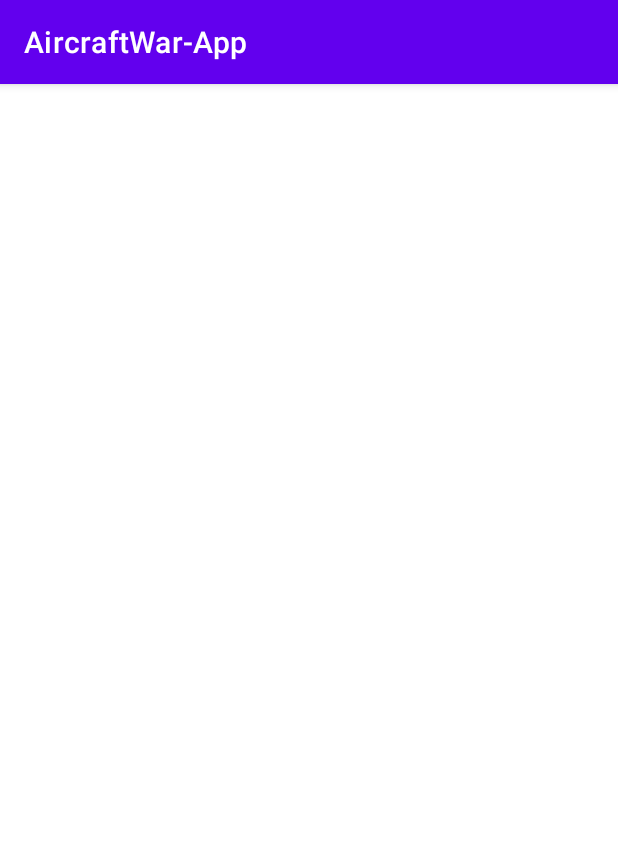
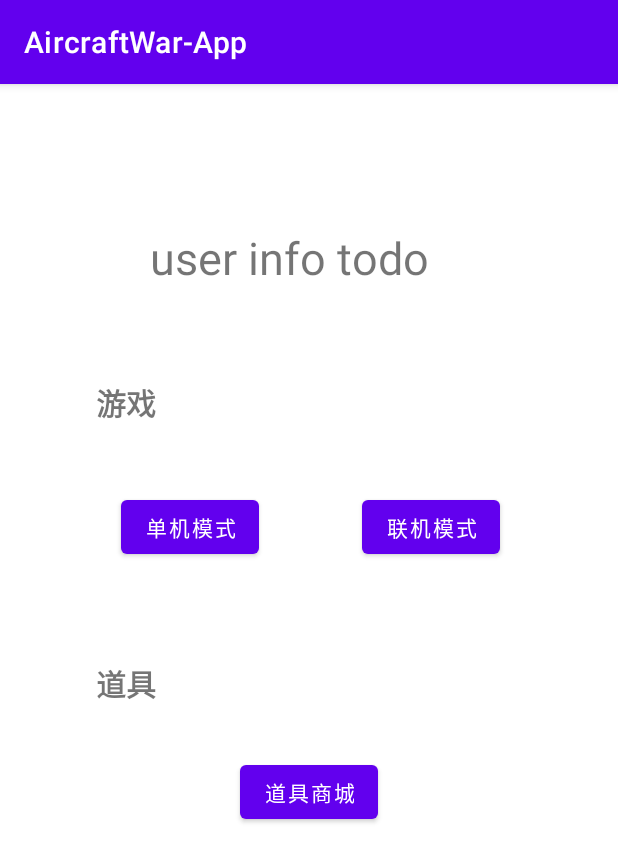
Before and after one commit to mooyiwang/AircraftWar-App, an Android app: the UserActivity screen opened directly, with no data from a screen before it, on a phone screen of 412 x 824 dp. Shown: the top 862 px of the screen. Run offline under Robolectric (Android 15) with nearby library versions, the phone set to English and light mode, and no system bars.

Commit message:
新增 入口界面（登录注册），用户界面

```diff
--- a/app/src/main/java/com/hit/sz/activity/EntryActivity.java
+++ b/app/src/main/java/com/hit/sz/activity/EntryActivity.java
@@ -38,7 +38,7 @@ public class EntryActivity extends AppCompatActivity implements View.OnClickList
                 setContentView(R.layout.entry_signup);
                 break;
             case R.id.visitor:
-                Intent intent = new Intent(EntryActivity.this, LevelSoundActivity.class);
+                Intent intent = new Intent(EntryActivity.this, UserActivity.class);
                 startActivity(intent);
                 break;
         }
--- a/app/src/main/java/com/hit/sz/activity/UserActivity.java
+++ b/app/src/main/java/com/hit/sz/activity/UserActivity.java
@@ -2,14 +2,29 @@ package com.hit.sz.activity;
 
 import androidx.appcompat.app.AppCompatActivity;
 
+import android.content.Intent;
 import android.os.Bundle;
+import android.view.View;
+import android.widget.Button;
+
 import com.hit.sz.R;
 
-public class UserActivity extends AppCompatActivity {
+public class UserActivity extends AppCompatActivity implements View.OnClickListener {
 
+    private Button standalone;
     @Override
     protected void onCreate(Bundle savedInstanceState) {
         super.onCreate(savedInstanceState);
         setContentView(R.layout.activity_user);
+        standalone = findViewById(R.id.standalone_button);
+        standalone.setOnClickListener(this);
+    }
+
+    @Override
+    public void onClick(View view) {
+        if(view.getId() == R.id.standalone_button){
+            Intent intent = new Intent(UserActivity.this, LevelSoundActivity.class);
+            startActivity(intent);
+        }
     }
 }
--- a/app/src/main/java/com/hit/sz/view/AbstractGameView.java
+++ b/app/src/main/java/com/hit/sz/view/AbstractGameView.java
@@ -650,7 +650,7 @@ public abstract class AbstractGameView extends SurfaceView implements SurfaceHol
                 this.action();
             }
             try {
-                Thread.sleep(20);
+                Thread.sleep(10);
             } catch (InterruptedException e) {
                 e.printStackTrace();
             }
--- a/app/src/main/res/layout/activity_entry.xml
+++ b/app/src/main/res/layout/activity_entry.xml
@@ -15,6 +15,7 @@
         android:gravity="center"
         android:text="@string/welcome_sign"
         android:textSize="30sp"
+        android:textStyle="bold"
         app:layout_constraintBottom_toTopOf="@+id/login"
         app:layout_constraintEnd_toEndOf="parent"
         app:layout_constraintStart_toStartOf="parent"
--- a/app/src/main/res/layout/activity_user.xml
+++ b/app/src/main/res/layout/activity_user.xml
@@ -6,26 +6,70 @@
     android:layout_height="match_parent"
     tools:context=".activity.UserActivity">
 
-    <androidx.constraintlayout.widget.ConstraintLayout
-        android:layout_width="match_parent"
-        android:layout_height="match_parent">
+    <Button
+        android:id="@+id/propstore_button"
+        android:layout_width="wrap_content"
+        android:layout_height="wrap_content"
+        android:layout_marginTop="33dp"
+        android:text="道具商城"
+        app:layout_constraintEnd_toEndOf="parent"
+        app:layout_constraintStart_toStartOf="parent"
+        app:layout_constraintTop_toBottomOf="@+id/propstore_label" />
 
-    </androidx.constraintlayout.widget.ConstraintLayout>
+    <TextView
+        android:id="@+id/propstore_label"
+        android:layout_width="wrap_content"
+        android:layout_height="wrap_content"
+        android:layout_marginStart="64dp"
+        android:layout_marginTop="65dp"
+        android:text="道具"
+        android:textSize="20sp"
+        android:textStyle="bold"
+        app:layout_constraintStart_toStartOf="parent"
+        app:layout_constraintTop_toBottomOf="@+id/standalone_button" />
 
-    <androidx.constraintlayout.widget.ConstraintLayout
-        android:layout_width="match_parent"
-        android:layout_height="match_parent"
-        tools:layout_editor_absoluteX="1dp"
-        tools:layout_editor_absoluteY="1dp">
+    <Button
+        android:id="@+id/online_button"
+        android:layout_width="wrap_content"
+        android:layout_height="wrap_content"
+        android:layout_marginEnd="10dp"
+        android:text="联机模式"
+        app:layout_constraintBaseline_toBaselineOf="@+id/standalone_button"
+        app:layout_constraintEnd_toEndOf="parent"
+        app:layout_constraintStart_toEndOf="@+id/standalone_button" />
 
-    </androidx.constraintlayout.widget.ConstraintLayout>
+    <Button
+        android:id="@+id/standalone_button"
+        android:layout_width="wrap_content"
+        android:layout_height="wrap_content"
+        android:layout_marginStart="12dp"
+        android:layout_marginTop="44dp"
+        android:text="单机模式"
+        app:layout_constraintEnd_toStartOf="@+id/online_button"
+        app:layout_constraintStart_toStartOf="parent"
+        app:layout_constraintTop_toBottomOf="@+id/begin_game_label" />
 
-    <LinearLayout
-        android:layout_width="409dp"
-        android:layout_height="729dp"
-        android:orientation="vertical"
-        tools:layout_editor_absoluteX="1dp"
-        tools:layout_editor_absoluteY="1dp">
+    <TextView
+        android:id="@+id/begin_game_label"
+        android:layout_width="wrap_content"
+        android:layout_height="wrap_content"
+        android:layout_marginTop="197dp"
+        android:text="游戏"
+        android:textSize="20sp"
+        android:textStyle="bold"
+        app:layout_constraintEnd_toEndOf="@+id/propstore_label"
+        app:layout_constraintStart_toStartOf="@+id/propstore_label"
+        app:layout_constraintTop_toTopOf="parent" />
 
-    </LinearLayout>
+    <TextView
+        android:id="@+id/user_info"
+        android:layout_width="wrap_content"
+        android:layout_height="wrap_content"
+        android:layout_marginStart="36dp"
+        android:layout_marginBottom="61dp"
+        android:text="user info todo"
+        android:textSize="30dp"
+        app:layout_constraintBottom_toTopOf="@+id/begin_game_label"
+        app:layout_constraintStart_toStartOf="@+id/begin_game_label" />
+
 </androidx.constraintlayout.widget.ConstraintLayout>
```
